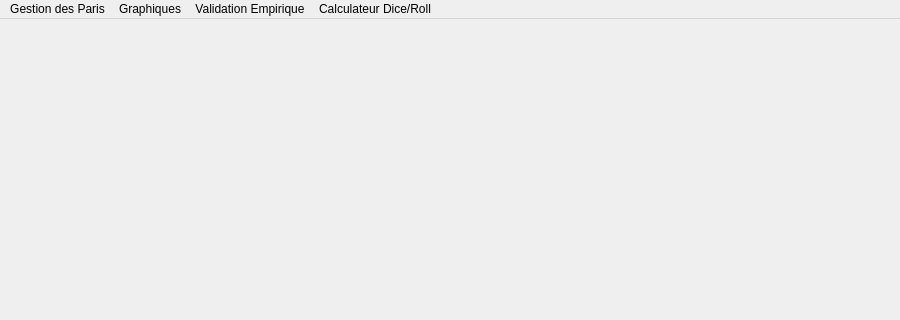
First picture: the form in ui_files/ui_mainwindow.ui, repository Marmoth85/LiveBetManager, before the edit; both pictures show x 0 to 900 and y 0 to 320 of the 900 by 675 pixel window.
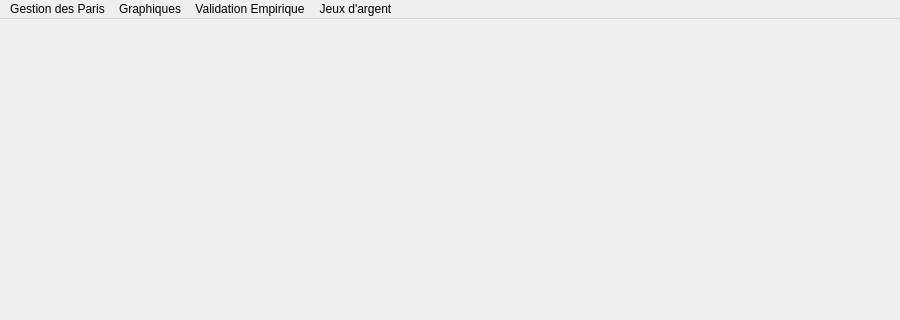
Second picture: the form after the edit.

Commit message: Added (default) and linked widget to simulate strategies

Patch:
```diff
--- a/ui_files/ui_mainwindow.ui
+++ b/ui_files/ui_mainwindow.ui
@@ -50,7 +50,7 @@
    </widget>
    <widget class="QMenu" name="menuCalculateur_Dice_Roll">
     <property name="title">
-     <string>Calculateur Dice/Roll</string>
+     <string>Jeux d'argent</string>
     </property>
     <addaction name="actionOuvrir_Feuille_de_calcul"/>
    </widget>
```
Left out of the diff: 12 changed lines with no effect on the pictures. The commit also changes 3 other files.
